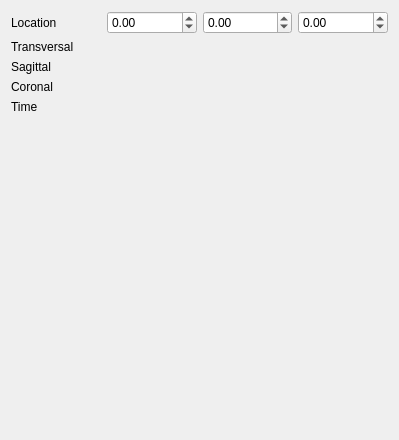
First picture: the form in Modules/Bundles/org.mitk.gui.qt.imagenavigator/src/internal/QmitkImageNavigatorViewControls.ui, repository MITK/MITK, before the edit.
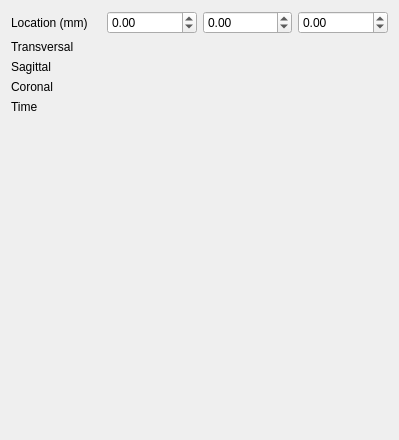
Second picture: the form after the edit. Custom widgets are drawn as their Qt base class.

Commit message: Added colour frames, added mm to label, changed step size and turned off tracking for spin boxes

```diff
--- a/Modules/Bundles/org.mitk.gui.qt.imagenavigator/src/internal/QmitkImageNavigatorViewControls.ui
+++ b/Modules/Bundles/org.mitk.gui.qt.imagenavigator/src/internal/QmitkImageNavigatorViewControls.ui
@@ -23,7 +23,7 @@
    <item row="0" column="0">
     <widget class="QLabel" name="m_LocationLabel">
      <property name="text">
-      <string>Location</string>
+      <string>Location (mm)</string>
      </property>
     </widget>
    </item>
```
Left out of the diff: 9 changed lines with no effect on the pictures. The commit also changes 2 other files.
